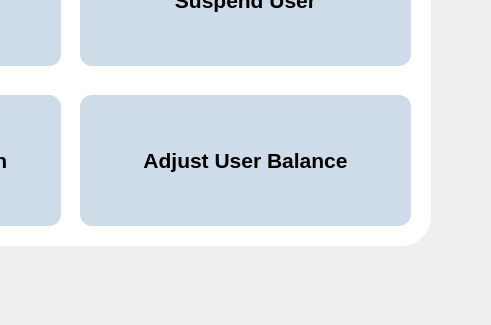
Old version of the form wallet_proj_qt/simple_wallet/adminmainmenu.ui in the repository Mahossam36/Smart-Wallet-System; both pictures show x 460 to 951 and y 315 to 640 of the 1054 by 640 pixel window.
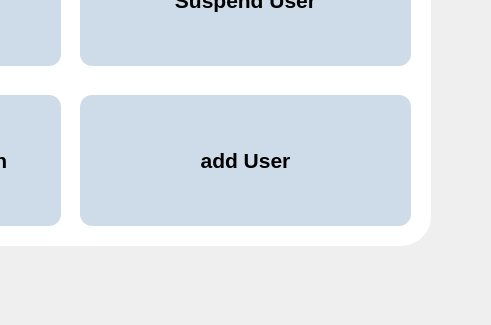
New version of the form. Icons and pictures are not drawn.

Commit message: added view all transactions for admin and add user for admin

The edit to the form file:
```diff
--- a/wallet_proj_qt/simple_wallet/adminmainmenu.ui
+++ b/wallet_proj_qt/simple_wallet/adminmainmenu.ui
@@ -422,7 +422,7 @@
 }</string>
    </property>
    <property name="text">
-    <string>Adjust User Balance</string>
+    <string>add User</string>
    </property>
    <property name="icon">
     <iconset>
```
The commit also changes 658 other files.
